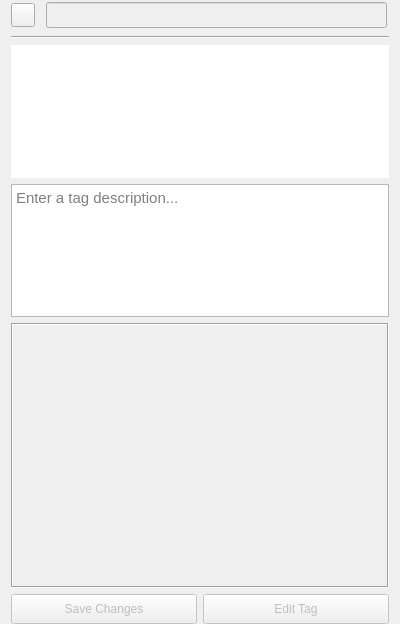
clannable/tagdictionary, file ui/tageditor.ui: the form before one commit.
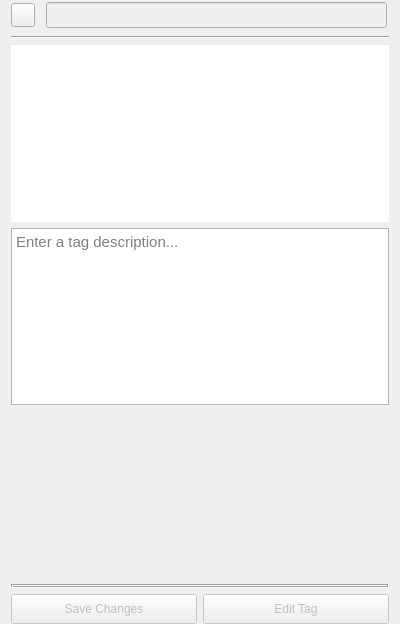
The form after the commit. Icons and pictures are not drawn. Custom widgets are drawn as their Qt base class.

Commit message: Adjust layout for lists widget

The edit to the form file:
```diff
--- a/ui/tageditor.ui
+++ b/ui/tageditor.ui
@@ -13,9 +13,9 @@
   <property name="windowTitle">
    <string>Form</string>
   </property>
-  <layout class="QVBoxLayout" name="verticalLayout_2" stretch="0,0,1,1,2,0">
+  <layout class="QVBoxLayout" name="verticalLayout_2" stretch="0,0,1,1,1,0">
    <property name="sizeConstraint">
-    <enum>QLayout::SizeConstraint::SetMaximumSize</enum>
+    <enum>QLayout::SizeConstraint::SetDefaultConstraint</enum>
    </property>
    <property name="topMargin">
     <number>0</number>
@@ -234,13 +234,16 @@
      <property name="widgetResizable">
       <bool>true</bool>
      </property>
+     <property name="alignment">
+      <set>Qt::AlignmentFlag::AlignBottom|Qt::AlignmentFlag::AlignLeading|Qt::AlignmentFlag::AlignLeft</set>
+     </property>
      <widget class="QWidget" name="scrollAreaWidgetContents">
       <property name="geometry">
        <rect>
         <x>0</x>
         <y>0</y>
         <width>382</width>
-        <height>265</height>
+        <height>177</height>
        </rect>
       </property>
       <layout class="QVBoxLayout" name="verticalLayout">
@@ -259,7 +262,7 @@
        <property name="bottomMargin">
         <number>0</number>
        </property>
-       <item>
+       <item alignment="Qt::AlignmentFlag::AlignBottom">
         <widget class="QFrame" name="listContainer">
          <property name="sizePolicy">
           <sizepolicy hsizetype="Preferred" vsizetype="Expanding">
```
The commit also changes 1 other file.
